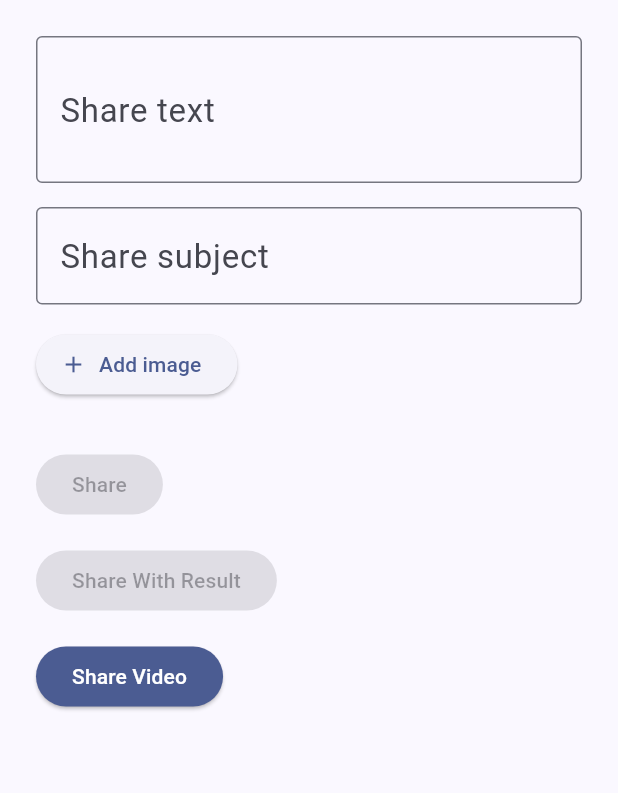
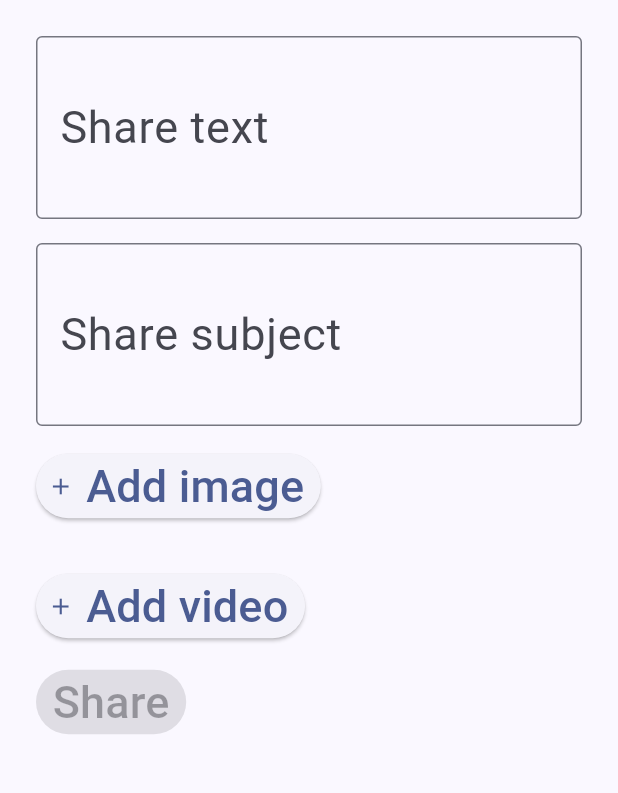
Before and after one commit to MuhammadBilalAkbar/share_plus_package, a Flutter app: the screen it shows after launch, after a tap on "Add image", on a phone screen of 412 x 824 dp, the part 84-877 px from its top. Run offline on Flutter 3.47's test engine with Material 2 defaults, Android fonts, the phone set to English and light mode, and no system bars; our stand-ins replace image_picker, share_plus; missing offline and left inert: file_selector.

Commit message:
Initial commit

```diff
--- a/lib/image_previews.dart
+++ /dev/null
@@ -1,72 +0,0 @@
-import 'dart:io';
-
-import 'package:flutter/foundation.dart' show kIsWeb;
-import 'package:flutter/material.dart';
-
-class ImagePreviews extends StatelessWidget {
-  final List<String> imagePaths;
-  final Function(int)? onDelete;
-
-  const ImagePreviews(this.imagePaths, {Key? key, this.onDelete})
-      : super(key: key);
-
-  @override
-  Widget build(BuildContext context) {
-    if (imagePaths.isEmpty) {
-      return const SizedBox.shrink();
-    }
-
-    final imageWidgets = <Widget>[];
-    for (var i = 0; i < imagePaths.length; i++) {
-      imageWidgets.add(
-        _ImagePreview(
-          imagePaths[i],
-          onDelete: onDelete != null ? () => onDelete!(i) : null,
-        ),
-      );
-    }
-
-    return SingleChildScrollView(
-      scrollDirection: Axis.horizontal,
-      child: Row(children: imageWidgets),
-    );
-  }
-}
-
-class _ImagePreview extends StatelessWidget {
-  final String imagePath;
-  final VoidCallback? onDelete;
-
-  const _ImagePreview(this.imagePath, {Key? key, this.onDelete})
-      : super(key: key);
-
-  @override
-  Widget build(BuildContext context) {
-    final imageFile = File(imagePath);
-    return Padding(
-      padding: const EdgeInsets.all(8.0),
-      child: Stack(
-        children: <Widget>[
-          ConstrainedBox(
-            constraints: const BoxConstraints(
-              maxWidth: 200,
-              maxHeight: 200,
-            ),
-            child: kIsWeb ? Image.network(imagePath) : Image.file(imageFile),
-          ),
-          Positioned(
-            right: 0,
-            child: Padding(
-              padding: const EdgeInsets.all(8.0),
-              child: FloatingActionButton(
-                backgroundColor: Colors.red,
-                onPressed: onDelete,
-                child: const Icon(Icons.delete),
-              ),
-            ),
-          ),
-        ],
-      ),
-    );
-  }
-}
--- a/lib/main.dart
+++ b/lib/main.dart
@@ -7,18 +7,13 @@ import 'package:image_picker/image_picker.dart'
     hide XFile; // hides to test if share_plus exports XFile
 import 'package:share_plus/share_plus.dart';
 
-import 'image_previews.dart';
-
-void main() {
-  runApp(const MyApp());
-}
+void main() => runApp(const MyApp());
 
 class MyApp extends StatelessWidget {
   const MyApp({super.key});
 
   @override
-  Widget build(BuildContext context) =>
-    MaterialApp(
+  Widget build(BuildContext context) => MaterialApp(
         title: 'Share Plus Plugin Demo',
         theme: ThemeData(
           useMaterial3: true,
@@ -28,8 +23,9 @@ class MyApp extends StatelessWidget {
             backgroundColor: Colors.orange,
           ),
           textTheme: const TextTheme(
-          bodyLarge: TextStyle(fontSize: 22.0),
-          titleMedium: TextStyle(fontSize: 20.0),
+            bodyLarge: TextStyle(fontSize: 30.0),
+            titleMedium: TextStyle(fontSize: 30.0),
+            labelLarge: TextStyle(fontSize: 30.0),
           ),
         ),
         home: const SharePlusPage(),
@@ -46,16 +42,14 @@ class SharePlusPage extends StatefulWidget {
 class SharePlusPageState extends State<SharePlusPage> {
   String text = '';
   String subject = '';
-  List<String> imageNames = [];
-  List<String> imagePaths = [];
+  List<String> names = [];
+  List<String> paths = [];
   final imagePicker = ImagePicker();
 
   @override
   Widget build(BuildContext context) => Scaffold(
         appBar: AppBar(
-          title:  const Text(
-            'Share Plus Plugin Demo'
-          ),
+          title: const Text('Share Plus Plugin Demo'),
         ),
         body: SingleChildScrollView(
           padding: const EdgeInsets.all(24),
@@ -87,10 +81,6 @@ class SharePlusPageState extends State<SharePlusPage> {
                 }),
               ),
               const SizedBox(height: 16),
-              ImagePreviews(
-                imagePaths,
-                onDelete: _onDeleteImage,
-              ),
               ElevatedButton.icon(
                 label: const Text('Add image'),
                 icon: const Icon(Icons.add),
@@ -109,8 +99,8 @@ class SharePlusPageState extends State<SharePlusPage> {
                     );
                     if (file != null) {
                       setState(() {
-                        imagePaths.add(file.path);
-                        imageNames.add(file.name);
+                        paths.add(file.path);
+                        names.add(file.name);
                       });
                     }
                   } else {
@@ -120,23 +110,28 @@ class SharePlusPageState extends State<SharePlusPage> {
                     );
                     if (pickedFile != null) {
                       setState(() {
-                        imagePaths.add(pickedFile.path);
-                        imageNames.add(pickedFile.name);
+                        paths.add(pickedFile.path);
+                        names.add(pickedFile.name);
                       });
                     }
                   }
                 },
               ),
               const SizedBox(height: 32),
-              ElevatedButton(
-                style: ElevatedButton.styleFrom(
-                  foregroundColor: Theme.of(context).colorScheme.onPrimary,
-                  backgroundColor: Theme.of(context).colorScheme.primary,
-                ),
-                onPressed: text.isEmpty && imagePaths.isEmpty
-                    ? null
-                    : () => _onShare(context),
-                child: const Text('Share'),
+              ElevatedButton.icon(
+                label: const Text('Add video'),
+                icon: const Icon(Icons.add),
+                onPressed: () async {
+                  final video = await imagePicker.pickVideo(
+                    source: ImageSource.gallery,
+                  );
+                  if (video != null) {
+                    setState(() {
+                      paths.add(video.path);
+                      names.add(video.name);
+                    });
+                  }
+                },
               ),
               const SizedBox(height: 16),
               ElevatedButton(
@@ -144,49 +139,33 @@ class SharePlusPageState extends State<SharePlusPage> {
                   foregroundColor: Theme.of(context).colorScheme.onPrimary,
                   backgroundColor: Theme.of(context).colorScheme.primary,
                 ),
-                onPressed: text.isEmpty && imagePaths.isEmpty
+                onPressed: text.isEmpty && paths.isEmpty
                     ? null
-                    : () => _onShareWithResult(context),
-                child: const Text('Share With Result'),
-              ),
-              const SizedBox(height: 16),
-              ElevatedButton(
-                style: ElevatedButton.styleFrom(
-                  foregroundColor: Theme.of(context).colorScheme.onPrimary,
-                  backgroundColor: Theme.of(context).colorScheme.primary,
-                ),
-                onPressed: () async {
-                  final video = await imagePicker.pickVideo(
-                    source: ImageSource.gallery,
-                  );
-                  if (video == null) return;
-                  if (!mounted) return;
-                  _onShare(context);
-                },
-                child: const Text('Share Video'),
+                    : () => onShare(context),
+                child: const Text('Share'),
               ),
             ],
           ),
         ),
       );
 
-  void _onDeleteImage(int position) {
+  void onDeleteImage(int position) {
     setState(() {
-      imagePaths.removeAt(position);
-      imageNames.removeAt(position);
+      paths.removeAt(position);
+      names.removeAt(position);
     });
   }
 
-  void _onShare(BuildContext context) async {
+  void onShare(BuildContext context) async {
     final box = context.findRenderObject() as RenderBox?;
 
-    if (imagePaths.isNotEmpty) {
+    if (paths.isNotEmpty) {
       final files = <XFile>[];
-      for (var i = 0; i < imagePaths.length; i++) {
+      for (var i = 0; i < paths.length; i++) {
         files.add(
           XFile(
-            imagePaths[i],
-            name: imageNames[i],
+            paths[i],
+            name: names[i],
           ),
         );
       }
@@ -204,48 +183,4 @@ class SharePlusPageState extends State<SharePlusPage> {
       );
     }
   }
-
-  void _onShareWithResult(BuildContext context) async {
-    final box = context.findRenderObject() as RenderBox?;
-    final scaffoldMessenger = ScaffoldMessenger.of(context);
-    ShareResult shareResult;
-    if (imagePaths.isNotEmpty) {
-      final files = <XFile>[];
-      for (var i = 0; i < imagePaths.length; i++) {
-        files.add(
-          XFile(
-            imagePaths[i],
-            name: imageNames[i],
-          ),
-        );
 }
-      shareResult = await Share.shareXFiles(
-        files,
-        text: text,
-        subject: subject,
-        sharePositionOrigin: box!.localToGlobal(Offset.zero) & box.size,
-      );
-    } else {
-      shareResult = await Share.shareWithResult(
-        text,
-        subject: subject,
-        sharePositionOrigin: box!.localToGlobal(Offset.zero) & box.size,
-      );
-    }
-    scaffoldMessenger.showSnackBar(
-      getResultSnackBar(shareResult),
-    );
-  }
-
-  SnackBar getResultSnackBar(ShareResult result) => SnackBar(
-        content: Column(
-          mainAxisSize: MainAxisSize.min,
-          crossAxisAlignment: CrossAxisAlignment.start,
-          children: [
-            Text('Share result: ${result.status}'),
-            if (result.status == ShareResultStatus.success)
-              Text('Shared to: ${result.raw}')
-          ],
-        ),
-      );
-}
```
Also changed, not shown: 1 other file. Lines whose indentation alone changed are shown as unchanged.
